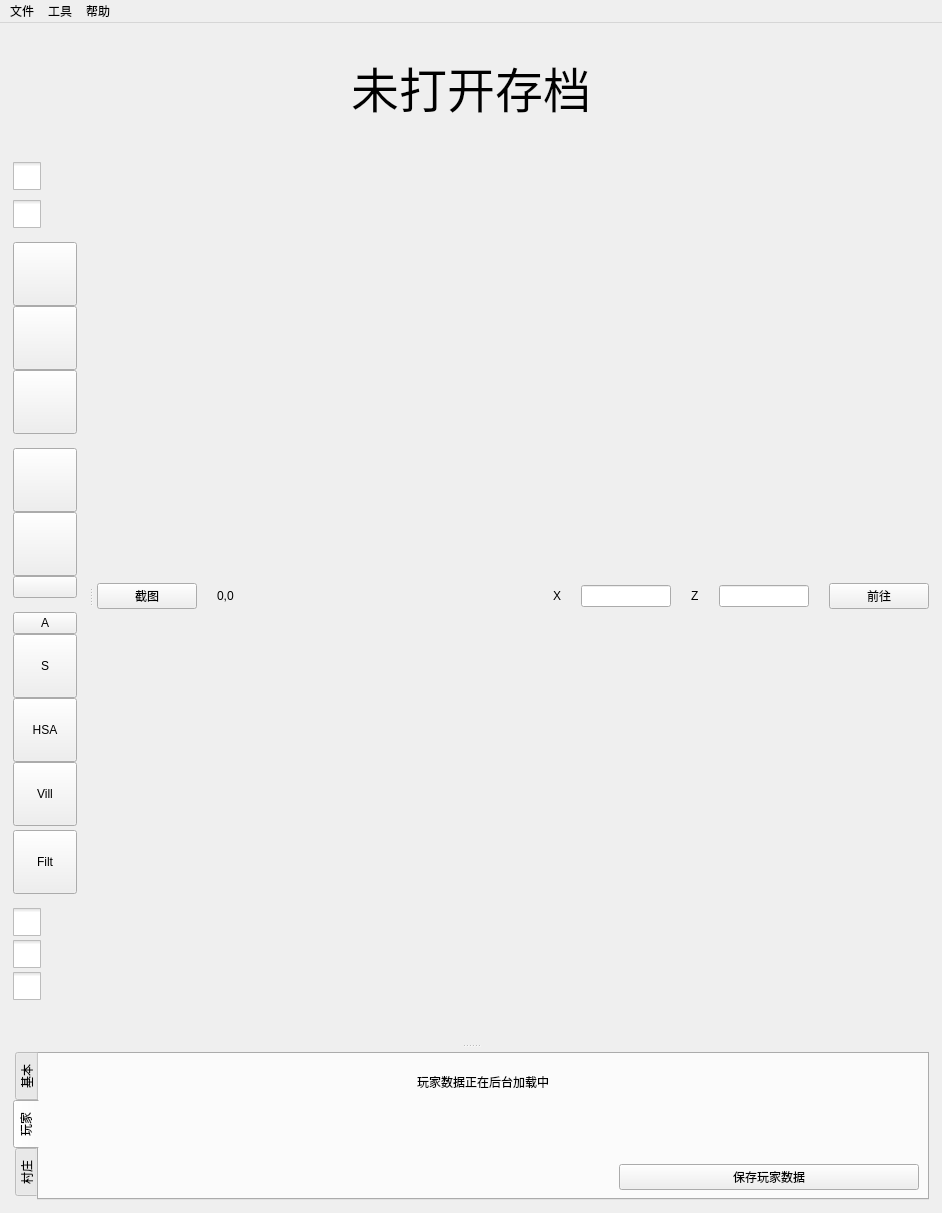
This is mainwindow.ui in bedrock-dev/BedrockMap as Qt 5 draws it before an edit. The edited form follows.
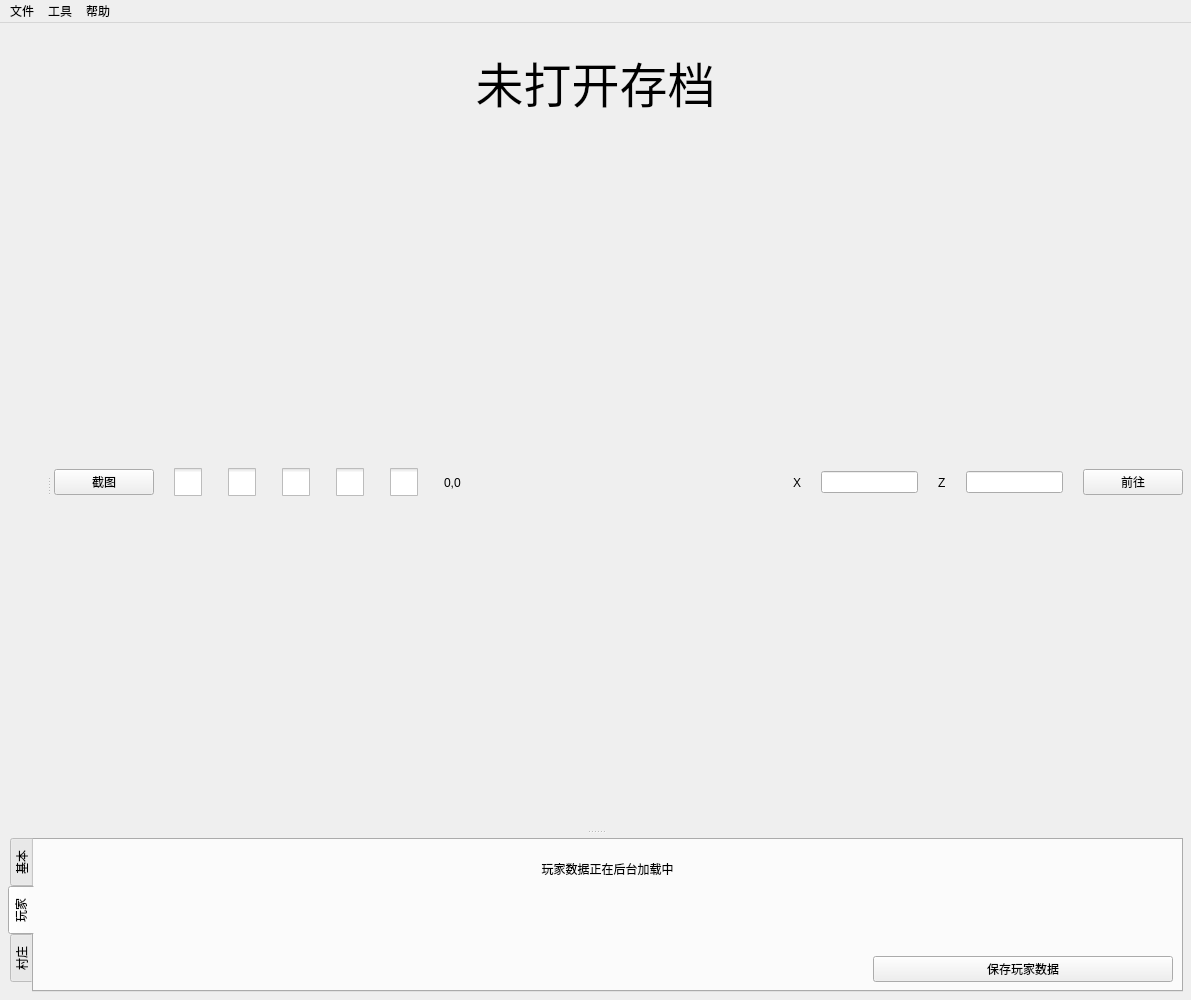
This is the edited form. Icons and pictures are not drawn.

What changed in the file:
```diff
--- a/mainwindow.ui
+++ b/mainwindow.ui
@@ -6,8 +6,8 @@
    <rect>
     <x>0</x>
     <y>0</y>
-    <width>942</width>
-    <height>1213</height>
+    <width>1191</width>
+    <height>1000</height>
    </rect>
   </property>
   <property name="windowTitle">
@@ -24,6 +24,21 @@
     <string notr="true"/>
    </property>
    <layout class="QVBoxLayout" name="verticalLayout_3">
+    <property name="spacing">
+     <number>2</number>
+    </property>
+    <property name="leftMargin">
+     <number>4</number>
+    </property>
+    <property name="topMargin">
+     <number>4</number>
+    </property>
+    <property name="rightMargin">
+     <number>4</number>
+    </property>
+    <property name="bottomMargin">
+     <number>4</number>
+    </property>
     <item>
      <widget class="QPushButton" name="open_level_btn">
       <property name="enabled">
@@ -59,28 +74,31 @@
        <property name="orientation">
         <enum>Qt::Horizontal</enum>
        </property>
+       <property name="handleWidth">
+        <number>2</number>
+       </property>
        <widget class="QWidget" name="control_panel_widget" native="true">
         <property name="minimumSize">
          <size>
-          <width>80</width>
+          <width>0</width>
           <height>0</height>
          </size>
         </property>
         <property name="maximumSize">
          <size>
-          <width>80</width>
+          <width>44</width>
           <height>16777215</height>
          </size>
         </property>
         <layout class="QVBoxLayout" name="verticalLayout_4">
          <property name="spacing">
-          <number>4</number>
+          <number>2</number>
          </property>
          <property name="leftMargin">
           <number>4</number>
          </property>
          <property name="topMargin">
-          <number>4</number>
+          <number>0</number>
          </property>
          <property name="rightMargin">
           <number>4</number>
@@ -91,35 +109,85 @@
          <item>
           <layout class="QVBoxLayout" name="verticalLayout">
            <property name="spacing">
-            <number>10</number>
+            <number>0</number>
            </property>
            <property name="topMargin">
-            <number>10</number>
+            <number>0</number>
            </property>
            <item>
-            <widget class="QCheckBox" name="text_checkbox">
+            <widget class="QPushButton" name="grid_btn">
+             <property name="sizePolicy">
+              <sizepolicy hsizetype="Fixed" vsizetype="Fixed">
+               <horstretch>0</horstretch>
+               <verstretch>0</verstretch>
+              </sizepolicy>
+             </property>
+             <property name="minimumSize">
+              <size>
+               <width>40</width>
+               <height>40</height>
+              </size>
+             </property>
+             <property name="maximumSize">
+              <size>
+               <width>40</width>
+               <height>40</height>
+              </size>
+             </property>
+             <property name="toolTip">
+              <string>显示网格</string>
+             </property>
+             <property name="statusTip">
+              <string/>
+             </property>
+             <property name="whatsThis">
+              <string/>
+             </property>
              <property name="styleSheet">
-              <string notr="true">QCheckBox::indicator {
-     width: 28px;
-     height: 28px;
-}</string>
+              <string notr="true">qproperty-icon: url(:/res/ui/grid.png);
+border:none;</string>
              </property>
              <property name="text">
               <string/>
              </property>
+             <property name="iconSize">
+              <size>
+               <width>32</width>
+               <height>32</height>
+              </size>
+             </property>
             </widget>
            </item>
            <item>
-            <widget class="QCheckBox" name="grid_checkbox">
+            <widget class="QPushButton" name="coord_btn">
+             <property name="minimumSize">
+              <size>
+               <width>40</width>
+               <height>40</height>
+              </size>
+             </property>
+             <property name="maximumSize">
+              <size>
+               <width>40</width>
+               <height>40</height>
+              </size>
+             </property>
+             <property name="toolTip">
+              <string>显示坐标</string>
+             </property>
              <property name="styleSheet">
-              <string notr="true">QCheckBox::indicator {
-     width: 28px;
-     height: 28px;
-}</string>
+              <string notr="true">qproperty-icon: url(:/res/ui/coord.png);
+border:none;</string>
              </property>
              <property name="text">
               <string/>
              </property>
+             <property name="iconSize">
+              <size>
+               <width>32</width>
+               <height>32</height>
+              </size>
+             </property>
             </widget>
            </item>
           </layout>
@@ -133,29 +201,30 @@
             <number>10</number>
            </property>
            <item>
-            <widget class="QPushButton" name="theend_btn">
+            <widget class="QPushButton" name="overwrold_btn">
              <property name="minimumSize">
               <size>
-               <width>64</width>
-               <height>64</height>
+               <width>40</width>
+               <height>40</height>
               </size>
              </property>
              <property name="maximumSize">
               <size>
-               <width>64</width>
-               <height>64</height>
+               <width>40</width>
+               <height>40</height>
               </size>
              </property>
              <property name="styleSheet">
-              <string notr="true"/>
+              <string notr="true">qproperty-icon: url(:/res/ui/overworld.png);
+border:none;</string>
              </property>
              <property name="text">
               <string/>
              </property>
              <property name="iconSize">
               <size>
-               <width>1</width>
-               <height>1</height>
+               <width>32</width>
+               <height>32</height>
               </size>
              </property>
             </widget>
@@ -170,14 +239,14 @@
              </property>
              <property name="minimumSize">
               <size>
-               <width>64</width>
-               <height>64</height>
+               <width>40</width>
+               <height>40</height>
               </size>
              </property>
              <property name="maximumSize">
               <size>
-               <width>64</width>
-               <height>64</height>
+               <width>40</width>
+               <height>40</height>
               </size>
              </property>
              <property name="sizeIncrement">
@@ -187,44 +256,45 @@
               </size>
              </property>
              <property name="styleSheet">
-              <string notr="true">
-</string>
+              <string notr="true">qproperty-icon: url(:/res/ui/nether.png);
+border:none;</string>
              </property>
              <property name="text">
               <string/>
              </property>
              <property name="iconSize">
               <size>
-               <width>54</width>
-               <height>54</height>
+               <width>32</width>
+               <height>32</height>
               </size>
              </property>
             </widget>
            </item>
            <item>
-            <widget class="QPushButton" name="overwrold_btn">
+            <widget class="QPushButton" name="theend_btn">
              <property name="minimumSize">
               <size>
-               <width>64</width>
-               <height>64</height>
+               <width>40</width>
+               <height>40</height>
               </size>
              </property>
              <property name="maximumSize">
               <size>
-               <width>64</width>
-               <height>64</height>
+               <width>40</width>
+               <height>40</height>
               </size>
              </property>
              <property name="styleSheet">
-              <string notr="true"/>
+              <string notr="true">qproperty-icon: url(:/res/ui/theend.png);
+border:none;</string>
              </property>
              <property name="text">
               <string/>
              </property>
              <property name="iconSize">
               <size>
-               <width>54</width>
-               <height>64</height>
+               <width>32</width>
+               <height>32</height>
               </size>
              </property>
             </widget>
@@ -237,82 +307,94 @@
             <number>0</number>
            </property>
            <property name="topMargin">
-            <number>10</number>
+            <number>0</number>
            </property>
-           <item>
-            <widget class="QPushButton" name="biome_layer_btn">
-             <property name="minimumSize">
-              <size>
-               <width>64</width>
-               <height>64</height>
-              </size>
-             </property>
-             <property name="maximumSize">
-              <size>
-               <width>64</width>
-               <height>64</height>
-              </size>
-             </property>
-             <property name="styleSheet">
-              <string notr="true"/>
-             </property>
-             <property name="text">
-              <string/>
-             </property>
-             <property name="iconSize">
-              <size>
-               <width>54</width>
-               <height>54</height>
-              </size>
-             </property>
-            </widget>
-           </item>
            <item>
             <widget class="QPushButton" name="terrain_layer_btn">
              <property name="minimumSize">
               <size>
-               <width>64</width>
-               <height>64</height>
+               <width>40</width>
+               <height>40</height>
               </size>
              </property>
              <property name="maximumSize">
               <size>
-               <width>64</width>
-               <height>64</height>
+               <width>40</width>
+               <height>40</height>
               </size>
              </property>
              <property name="styleSheet">
-              <string notr="true"/>
+              <string notr="true">qproperty-icon: url(:/res/ui/map.png);
+border:none;</string>
              </property>
              <property name="text">
               <string/>
              </property>
              <property name="iconSize">
               <size>
-               <width>54</width>
-               <height>54</height>
+               <width>32</width>
+               <height>32</height>
+              </size>
+             </property>
+            </widget>
+           </item>
+           <item>
+            <widget class="QPushButton" name="biome_layer_btn">
+             <property name="minimumSize">
+              <size>
+               <width>40</width>
+               <height>40</height>
+              </size>
+             </property>
+             <property name="maximumSize">
+              <size>
+               <width>40</width>
+               <height>40</height>
+              </size>
+             </property>
+             <property name="toolTip">
+              <string>群系</string>
+             </property>
+             <property name="styleSheet">
+              <string notr="true">qproperty-icon: url(:/res/ui/biome.png);
+border:none;</string>
+             </property>
+             <property name="text">
+              <string/>
+             </property>
+             <property name="iconSize">
+              <size>
+               <width>32</width>
+               <height>32</height>
               </size>
              </property>
             </widget>
            </item>
            <item>
             <widget class="QPushButton" name="height_layer_btn">
+             <property name="minimumSize">
+              <size>
+               <width>40</width>
+               <height>40</height>
+              </size>
+             </property>
              <property name="maximumSize">
               <size>
-               <width>64</width>
-               <height>64</height>
+               <width>40</width>
+               <height>40</height>
               </size>
              </property>
              <property name="styleSheet">
-              <string notr="true"/>
+              <string notr="true">qproperty-icon: url(:/res/ui/height.png);
+border:none;</string>
              </property>
              <property name="text">
               <string/>
              </property>
              <property name="iconSize">
               <size>
-               <width>54</width>
-               <height>54</height>
+               <width>32</width>
+               <height>32</height>
               </size>
              </property>
             </widget>
@@ -325,71 +407,101 @@
             <number>0</number>
            </property>
            <property name="topMargin">
-            <number>10</number>
+            <number>0</number>
            </property>
-           <item>
-            <widget class="QPushButton" name="village_layer_btn">
-             <property name="minimumSize">
-              <size>
-               <width>0</width>
-               <height>0</height>
-              </size>
-             </property>
-             <property name="maximumSize">
-              <size>
-               <width>64</width>
-               <height>64</height>
-              </size>
-             </property>
-             <property name="styleSheet">
-              <string notr="true"/>
-             </property>
-             <property name="text">
-              <string>A</string>
-             </property>
-             <property name="iconSize">
-              <size>
-               <width>18</width>
-               <height>16</height>
-              </size>
-             </property>
-            </widget>
-           </item>
-           <item>
-            <widget class="QPushButton" name="actor_layer_btn">
-             <property name="minimumSize">
-              <size>
-               <width>64</width>
-               <height>64</height>
-              </size>
-             </property>
-             <property name="maximumSize">
-              <size>
-               <width>64</width>
-               <height>64</height>
-              </size>
-             </property>
-             <property name="text">
-              <string>S</string>
-             </property>
-            </widget>
-           </item>
            <item>
             <widget class="QPushButton" name="slime_layer_btn">
              <property name="minimumSize">
               <size>
-               <width>64</width>
-               <height>64</height>
+               <width>40</width>
+               <height>40</height>
               </size>
              </property>
              <property name="maximumSize">
               <size>
-               <width>64</width>
-               <height>64</height>
+               <width>40</width>
+               <height>40</height>
               </size>
              </property>
+             <property name="toolTip">
+              <string>史莱姆区块</string>
+             </property>
+             <property name="styleSheet">
+              <string notr="true">qproperty-icon: url(:/res/ui/slime.png);
+border:none;</string>
+             </property>
              <property name="text">
-              <string>HSA</string>
+              <string/>
+             </property>
+             <property name="iconSize">
+              <size>
+               <width>32</width>
+               <height>32</height>
+              </size>
+             </property>
+            </widget>
+           </item>
+           <item>
+            <widget class="QPushButton" name="actor_layer_btn">
+             <property name="minimumSize">
+              <size>
+               <width>40</width>
+               <height>40</height>
+              </size>
+             </property>
+             <property name="maximumSize">
+              <size>
+               <width>40</width>
+               <height>40</height>
+              </size>
+             </property>
+             <property name="toolTip">
+              <string>实体</string>
+             </property>
+             <property name="styleSheet">
+              <string notr="true">qproperty-icon: url(:/res/ui/actor.png);
+border:none;</string>
+             </property>
+             <property name="text">
+              <string/>
+             </property>
+             <property name="iconSize">
+              <size>
+               <width>32</width>
+               <height>32</height>
+              </size>
+             </property>
+            </widget>
+           </item>
+           <item>
+            <widget class="QPushButton" name="village_layer_btn">
+             <property name="minimumSize">
+              <size>
+               <width>40</width>
+               <height>40</height>
+              </size>
+             </property>
+             <property name="maximumSize">
+              <size>
+               <width>40</width>
+               <height>40</height>
+              </size>
+             </property>
+             <property name="toolTip">
+              <string>村庄</string>
+             </property>
+             <property name="styleSheet">
+              <string notr="true">qproperty-icon: url(:/res/ui/village.png);
+border:none;</string>
+             </property>
+             <property name="text">
+              <string/>
+             </property>
+             <property name="iconSize">
+              <size>
+               <width>32</width>
+               <height>32</height>
+              </size>
              </property>
             </widget>
            </item>
@@ -397,18 +509,31 @@
             <widget class="QPushButton" name="hsa_layer_btn">
              <property name="minimumSize">
               <size>
-               <width>64</width>
-               <height>64</height>
+               <width>40</width>
+               <height>40</height>
               </size>
              </property>
              <property name="maximumSize">
               <size>
-               <width>64</width>
-               <height>64</height>
+               <width>40</width>
+               <height>40</height>
               </size>
              </property>
+             <property name="toolTip">
+              <string>HSA</string>
+             </property>
+             <property name="styleSheet">
+              <string notr="true">qproperty-icon: url(:/res/ui/hsa.png);
+border:none;</string>
+             </property>
              <property name="text">
-              <string>Vill</string>
+              <string/>
+             </property>
+             <property name="iconSize">
+              <size>
+               <width>32</width>
+               <height>32</height>
+              </size>
              </property>
             </widget>
            </item>
@@ -418,63 +543,98 @@
           <widget class="QPushButton" name="edit_filter_btn">
            <property name="minimumSize">
             <size>
-             <width>64</width>
-             <height>64</height>
+             <width>40</width>
+             <height>40</height>
             </size>
            </property>
            <property name="maximumSize">
             <size>
-             <width>64</width>
-             <height>64</height>
+             <width>40</width>
+             <height>40</height>
             </size>
            </property>
+           <property name="toolTip">
+            <string>过滤器</string>
+           </property>
+           <property name="styleSheet">
+            <string notr="true">qproperty-icon: url(:/res/filter_editor.png);
+border:none;</string>
+           </property>
            <property name="text">
-            <string>Filt</string>
+            <string/>
+           </property>
+           <property name="iconSize">
+            <size>
+             <width>32</width>
+             <height>32</height>
+            </size>
            </property>
           </widget>
          </item>
          <item>
           <layout class="QVBoxLayout" name="setting_layout">
+           <property name="spacing">
+            <number>0</number>
+           </property>
            <property name="topMargin">
-            <number>10</number>
+            <number>0</number>
            </property>
            <item>
-            <widget class="QCheckBox" name="debug_checkbox">
-             <property name="styleSheet">
-              <string notr="true">QCheckBox::indicator {
-     width: 28px;
-     height: 28px;
-}</string>
+            <widget class="QPushButton" name="debug_btn">
+             <property name="minimumSize">
+              <size>
+               <width>40</width>
+               <height>40</height>
+              </size>
              </property>
-             <property name="text">
-              <string/>
+             <property name="maximumSize">
+              <size>
+               <width>40</width>
+               <height>40</height>
+              </size>
              </property>
-            </widget>
-           </item>
-           <item>
-            <widget class="QCheckBox" name="enable_chunk_edit_check_box">
              <property name="styleSheet">
-              <string notr="true">QCheckBox::indicator {
-     width: 28px;
-     height: 28px;
-}</string>
+              <string notr="true">qproperty-icon: url(:/res/ui/debug.png);
+border:none;</string>
              </property>
              <property name="text">
               <string/>
              </property>
+             <property name="iconSize">
+              <size>
+               <width>32</width>
+               <height>32</height>
+              </size>
+             </property>
             </widget>
            </item>
            <item>
-            <widget class="QCheckBox" name="global_nbt_checkbox">
+            <widget class="QPushButton" name="glbal_data_btn">
+             <property name="minimumSize">
+              <size>
+               <width>40</width>
+               <height>40</height>
+              </size>
+             </property>
+             <property name="maximumSize">
+              <size>
+               <width>40</width>
+               <height>40</height>
+              </size>
+             </property>
              <property name="styleSheet">
-              <string notr="true">QCheckBox::indicator {
-     width: 28px;
-     height: 28px;
-}</string>
+              <string notr="true">qproperty-icon: url(:/res/ui/global_nbt.png);
+border:none;</string>
              </property>
              <property name="text">
               <string/>
              </property>
+             <property name="iconSize">
+              <size>
+               <width>32</width>
+               <height>32</height>
+              </size>
+             </property>
             </widget>
            </item>
           </layout>
@@ -497,13 +657,13 @@
        <widget class="QWidget" name="map_widget" native="true">
         <layout class="QVBoxLayout" name="verticalLayout_6" stretch="1,40">
          <property name="spacing">
-          <number>4</number>
+          <number>0</number>
          </property>
          <property name="leftMargin">
           <number>4</number>
          </property>
          <property name="topMargin">
-          <number>4</number>
+          <number>0</number>
          </property>
          <property name="rightMargin">
           <number>4</number>
@@ -551,6 +711,71 @@
               </property>
              </widget>
             </item>
+            <item>
+             <widget class="QCheckBox" name="text_checkbox">
+              <property name="styleSheet">
+               <string notr="true">QCheckBox::indicator {
+     width: 28px;
+     height: 28px;
+}</string>
+              </property>
+              <property name="text">
+               <string/>
+              </property>
+             </widget>
+            </item>
+            <item>
+             <widget class="QCheckBox" name="grid_checkbox">
+              <property name="styleSheet">
+               <string notr="true">QCheckBox::indicator {
+     width: 28px;
+     height: 28px;
+}</string>
+              </property>
+              <property name="text">
+               <string/>
+              </property>
+             </widget>
+            </item>
+            <item>
+             <widget class="QCheckBox" name="debug_checkbox">
+              <property name="styleSheet">
+               <string notr="true">QCheckBox::indicator {
+     width: 28px;
+     height: 28px;
+}</string>
+              </property>
+              <property name="text">
+               <string/>
+              </property>
+             </widget>
+            </item>
+            <item>
+             <widget class="QCheckBox" name="enable_chunk_edit_check_box">
+              <property name="styleSheet">
+               <string notr="true">QCheckBox::indicator {
+     width: 28px;
+     height: 28px;
+}</string>
+              </property>
+              <property name="text">
+               <string/>
+              </property>
+             </widget>
+            </item>
+            <item>
+             <widget class="QCheckBox" name="global_nbt_checkbox">
+              <property name="styleSheet">
+               <string notr="true">QCheckBox::indicator {
+     width: 28px;
+     height: 28px;
+}</string>
+              </property>
+              <property name="text">
+               <string/>
+              </property>
+             </widget>
+            </item>
             <item>
              <widget class="QLabel" name="block_pos_label">
               <property name="minimumSize">
@@ -925,8 +1150,8 @@
     <rect>
      <x>0</x>
      <y>0</y>
-     <width>942</width>
-     <height>21</height>
+     <width>1191</width>
+     <height>25</height>
     </rect>
    </property>
    <widget class="QMenu" name="file_menu">
```
Left out of the diff: 25 changed lines with no effect on the pictures.
